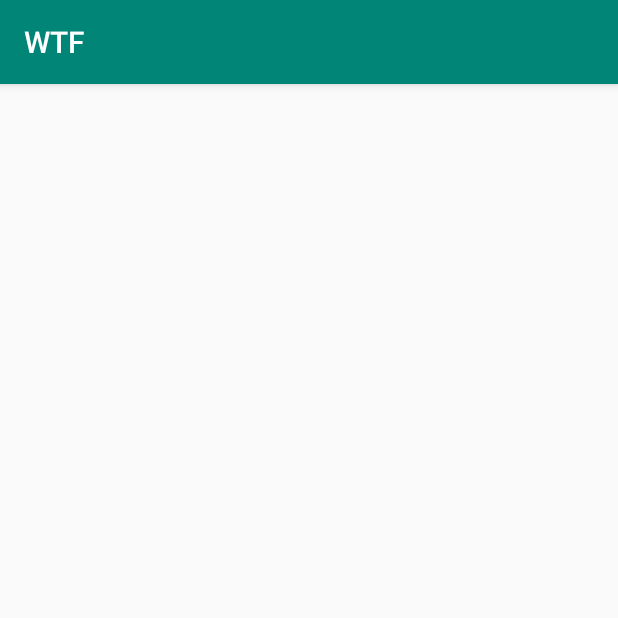
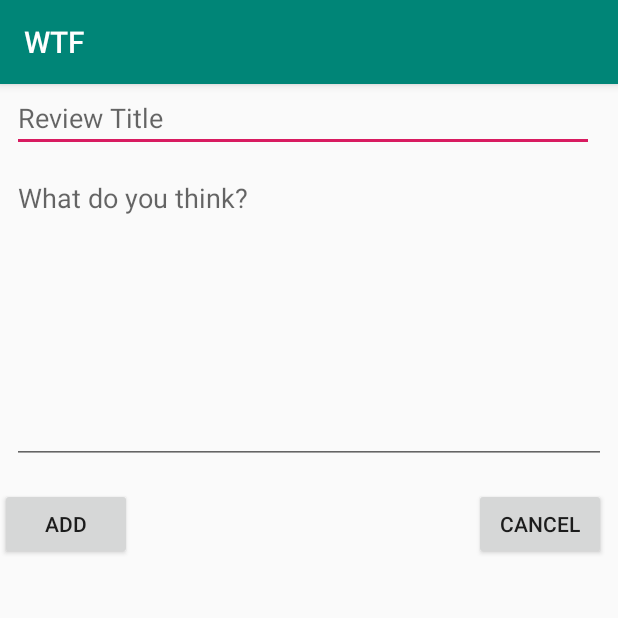
Before and after one commit to vtestiler/Android_WTF, an Android app: the AddReviewActivity screen opened directly, with no data from a screen before it, on a phone screen of 412 x 824 dp, the top half of it. Run offline under Robolectric (Android 15) with nearby library versions, the phone set to English and light mode, and no system bars; network calls fail.

Commit message:
Completed add foodtruck review activity. Getting error when try to add review related to review title. Video 63

```diff
--- a/app/src/main/java/tk/kituthegreat/wtf/activities/AddReviewActivity.java
+++ b/app/src/main/java/tk/kituthegreat/wtf/activities/AddReviewActivity.java
@@ -1,14 +1,67 @@
 package tk.kituthegreat.wtf.activities;
 
+import android.content.SharedPreferences;
+import android.preference.PreferenceManager;
 import android.support.v7.app.AppCompatActivity;
 import android.os.Bundle;
+import android.view.View;
+import android.widget.Button;
+import android.widget.EditText;
+
 import tk.kituthegreat.wtf.R;
+import tk.kituthegreat.wtf.constants.Constants;
+import tk.kituthegreat.wtf.data.DataService;
+import tk.kituthegreat.wtf.model.FoodTruck;
 
 public class AddReviewActivity extends AppCompatActivity {
+    private EditText reviewTitle;
+    private EditText reviewText;
+    private Button addReviewBtn;
+    private Button cancelReviewBtn;
+    private FoodTruck foodTruck;
+    private String authToken;
+    SharedPreferences prefs;
 
     @Override
     protected void onCreate(Bundle savedInstanceState) {
         super.onCreate(savedInstanceState);
         setContentView(R.layout.activity_add_review);
+
+        reviewTitle = (EditText) findViewById(R.id.review_title);
+        reviewText = (EditText) findViewById(R.id.review_text);
+        addReviewBtn = (Button) findViewById(R.id.add_review_btn);
+        cancelReviewBtn = (Button) findViewById(R.id.cancel_review_btn);
+        foodTruck = getIntent().getParcelableExtra(FoodTruckDetailActivity.EXTRA_ITEM_Truck);
+        prefs = PreferenceManager.getDefaultSharedPreferences(this);
+        authToken = prefs.getString(Constants.AUTH_TOKEN, "Does not exist");
+
+        final AddReviewInterface listener = new AddReviewInterface() {
+            @Override
+            public void success(Boolean success) {
+                finish();
+            }
+        };
+
+        addReviewBtn.setOnClickListener(new View.OnClickListener() {
+            @Override
+            public void onClick(View view) {
+
+                final String title = reviewTitle.getText().toString();
+                final String text = reviewText.getText().toString();
+
+                DataService.getInstance().addReview(title, text, foodTruck, getBaseContext(), listener, authToken);
+            }
+        });
+
+        cancelReviewBtn.setOnClickListener(new View.OnClickListener() {
+            @Override
+            public void onClick(View view) {
+                finish();
+            }
+        });
+    }
+
+    public interface AddReviewInterface {
+        void success (Boolean success);
     }
 }
--- a/app/src/main/java/tk/kituthegreat/wtf/activities/FoodTruckDetailActivity.java
+++ b/app/src/main/java/tk/kituthegreat/wtf/activities/FoodTruckDetailActivity.java
@@ -105,6 +105,7 @@ public class FoodTruckDetailActivity extends FragmentActivity implements OnMapRe
     public void loadAddReview (){
         if (prefs.getBoolean(Constants.IS_LOGGED_IN, false)) {
         Intent intent = new Intent(FoodTruckDetailActivity.this, AddReviewActivity.class);
+            intent.putExtra(FoodTruckDetailActivity.EXTRA_ITEM_Truck, foodTruck);
         startActivity(intent);
         } else {
             Intent intent = new Intent(FoodTruckDetailActivity.this, LoginActivity.class);
--- a/app/src/main/java/tk/kituthegreat/wtf/constants/Constants.java
+++ b/app/src/main/java/tk/kituthegreat/wtf/constants/Constants.java
@@ -7,4 +7,6 @@ public class Constants {
     public final static String LOGIN = "https://kituthegreat.tk/api/v1/account/login";
     public final static String AUTH_TOKEN = "AuthToken";
     public final static String IS_LOGGED_IN = "IsLoggedIn";
+    public final static String ADD_REVIEW = "https://kituthegreat.tk/api/v1/foodtruck/reviews/add/";
+
 }
--- a/app/src/main/java/tk/kituthegreat/wtf/data/AuthService.java
+++ b/app/src/main/java/tk/kituthegreat/wtf/data/AuthService.java
@@ -112,6 +112,7 @@ public class AuthService {
                     try {
                         JSONObject account = response;
                         authToken = account.getString("token");
+                        listener.success(true);
 
                     } catch (JSONException e) {
                         Log.v("JSON", "EXC" + e.getLocalizedMessage());
@@ -142,8 +143,8 @@ public class AuthService {
 
                 @Override
                 protected Response<JSONObject> parseNetworkResponse(NetworkResponse response) {
-                    if (response.statusCode == 200){
-                        listener.success(true);
+                    if (response.statusCode != 200){
+                        listener.success(false);
                     }
 
                     return super.parseNetworkResponse(response);
--- a/app/src/main/res/layout/activity_add_review.xml
+++ b/app/src/main/res/layout/activity_add_review.xml
@@ -6,4 +6,56 @@
     android:layout_height="match_parent"
     tools:context=".activities.AddReviewActivity">
 
+    <EditText
+        android:id="@+id/review_title"
+        android:layout_width="0dp"
+        android:layout_height="wrap_content"
+        android:layout_marginStart="8dp"
+        android:layout_marginLeft="8dp"
+        android:layout_marginEnd="16dp"
+        android:layout_marginRight="16dp"
+        android:ems="10"
+        android:hint="Review Title"
+        android:inputType="textPersonName"
+        app:layout_constraintEnd_toEndOf="parent"
+        app:layout_constraintStart_toStartOf="parent"
+        app:layout_constraintTop_toTopOf="parent" />
+
+    <EditText
+        android:id="@+id/review_text"
+        android:layout_width="0dp"
+        android:layout_height="200dp"
+        android:layout_marginStart="8dp"
+        android:layout_marginLeft="8dp"
+        android:layout_marginTop="8dp"
+        android:layout_marginEnd="8dp"
+        android:layout_marginRight="8dp"
+        android:ems="10"
+        android:gravity="top"
+        android:hint="What do you think?"
+        android:inputType="textPersonName"
+        app:layout_constraintEnd_toEndOf="parent"
+        app:layout_constraintHorizontal_bias="0.423"
+        app:layout_constraintStart_toStartOf="parent"
+        app:layout_constraintTop_toBottomOf="@+id/review_title" />
+
+    <Button
+        android:id="@+id/add_review_btn"
+        android:layout_width="wrap_content"
+        android:layout_height="wrap_content"
+        android:layout_marginTop="16dp"
+        android:text="Add"
+        app:layout_constraintStart_toStartOf="parent"
+        app:layout_constraintTop_toBottomOf="@+id/review_text" />
+
+    <Button
+        android:id="@+id/cancel_review_btn"
+        android:layout_width="wrap_content"
+        android:layout_height="wrap_content"
+        android:layout_marginTop="16dp"
+        android:layout_marginEnd="8dp"
+        android:layout_marginRight="8dp"
+        android:text="Cancel"
+        app:layout_constraintEnd_toEndOf="parent"
+        app:layout_constraintTop_toBottomOf="@+id/review_text" />
 </android.support.constraint.ConstraintLayout>
```
Also changed, not shown: app/src/main/java/tk/kituthegreat/wtf/data/DataService.java (+79 -0 lines).
